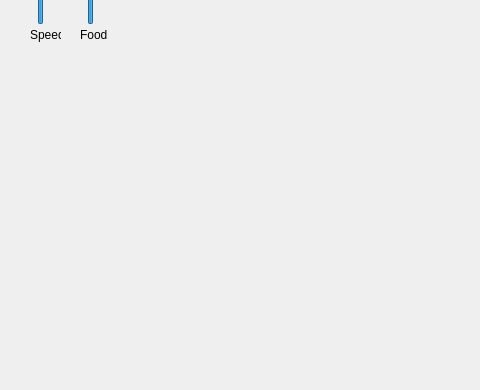
First picture: the form in examples/Snake/snake.ui, repository KROIA/Neural-net, before the edit; both pictures show x 0 to 480 and y 425 to 815 of the 1279 by 815 pixel window.
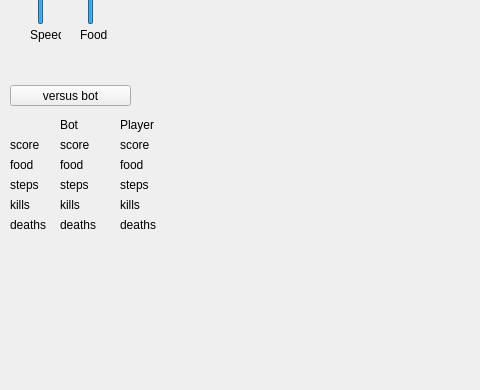
Second picture: the form after the edit.

Patch:
```diff
--- a/examples/Snake/snake.ui
+++ b/examples/Snake/snake.ui
@@ -320,6 +320,240 @@
      <string>Gen per Sec.</string>
     </property>
    </widget>
+   <widget class="QLabel" name="label_5">
+    <property name="geometry">
+     <rect>
+      <x>60</x>
+      <y>540</y>
+      <width>47</width>
+      <height>20</height>
+     </rect>
+    </property>
+    <property name="text">
+     <string>Bot</string>
+    </property>
+   </widget>
+   <widget class="QLabel" name="label_6">
+    <property name="geometry">
+     <rect>
+      <x>120</x>
+      <y>540</y>
+      <width>47</width>
+      <height>20</height>
+     </rect>
+    </property>
+    <property name="text">
+     <string>Player</string>
+    </property>
+   </widget>
+   <widget class="QLabel" name="label_7">
+    <property name="geometry">
+     <rect>
+      <x>10</x>
+      <y>580</y>
+      <width>41</width>
+      <height>20</height>
+     </rect>
+    </property>
+    <property name="text">
+     <string>food</string>
+    </property>
+   </widget>
+   <widget class="QLabel" name="label_8">
+    <property name="geometry">
+     <rect>
+      <x>10</x>
+      <y>600</y>
+      <width>41</width>
+      <height>20</height>
+     </rect>
+    </property>
+    <property name="text">
+     <string>steps</string>
+    </property>
+   </widget>
+   <widget class="QLabel" name="label_9">
+    <property name="geometry">
+     <rect>
+      <x>10</x>
+      <y>640</y>
+      <width>41</width>
+      <height>20</height>
+     </rect>
+    </property>
+    <property name="text">
+     <string>deaths</string>
+    </property>
+   </widget>
+   <widget class="QLabel" name="label_10">
+    <property name="geometry">
+     <rect>
+      <x>10</x>
+      <y>620</y>
+      <width>41</width>
+      <height>20</height>
+     </rect>
+    </property>
+    <property name="text">
+     <string>kills</string>
+    </property>
+   </widget>
+   <widget class="QLabel" name="botKills_label">
+    <property name="geometry">
+     <rect>
+      <x>60</x>
+      <y>620</y>
+      <width>41</width>
+      <height>20</height>
+     </rect>
+    </property>
+    <property name="text">
+     <string>kills</string>
+    </property>
+   </widget>
+   <widget class="QLabel" name="botFood_label">
+    <property name="geometry">
+     <rect>
+      <x>60</x>
+      <y>580</y>
+      <width>41</width>
+      <height>20</height>
+     </rect>
+    </property>
+    <property name="text">
+     <string>food</string>
+    </property>
+   </widget>
+   <widget class="QLabel" name="botDeaths_label">
+    <property name="geometry">
+     <rect>
+      <x>60</x>
+      <y>640</y>
+      <width>41</width>
+      <height>20</height>
+     </rect>
+    </property>
+    <property name="text">
+     <string>deaths</string>
+    </property>
+   </widget>
+   <widget class="QLabel" name="botSteps_label">
+    <property name="geometry">
+     <rect>
+      <x>60</x>
+      <y>600</y>
+      <width>41</width>
+      <height>20</height>
+     </rect>
+    </property>
+    <property name="text">
+     <string>steps</string>
+    </property>
+   </widget>
+   <widget class="QLabel" name="playerKills_label">
+    <property name="geometry">
+     <rect>
+      <x>120</x>
+      <y>620</y>
+      <width>41</width>
+      <height>20</height>
+     </rect>
+    </property>
+    <property name="text">
+     <string>kills</string>
+    </property>
+   </widget>
+   <widget class="QLabel" name="playerFood_label">
+    <property name="geometry">
+     <rect>
+      <x>120</x>
+      <y>580</y>
+      <width>41</width>
+      <height>20</height>
+     </rect>
+    </property>
+    <property name="text">
+     <string>food</string>
+    </property>
+   </widget>
+   <widget class="QLabel" name="playerDeaths_label">
+    <property name="geometry">
+     <rect>
+      <x>120</x>
+      <y>640</y>
+      <width>41</width>
+      <height>20</height>
+     </rect>
+    </property>
+    <property name="text">
+     <string>deaths</string>
+    </property>
+   </widget>
+   <widget class="QLabel" name="playerSteps_label">
+    <property name="geometry">
+     <rect>
+      <x>120</x>
+      <y>600</y>
+      <width>41</width>
+      <height>20</height>
+     </rect>
+    </property>
+    <property name="text">
+     <string>steps</string>
+    </property>
+   </widget>
+   <widget class="QPushButton" name="versusBot_pushButton">
+    <property name="geometry">
+     <rect>
+      <x>10</x>
+      <y>510</y>
+      <width>121</width>
+      <height>21</height>
+     </rect>
+    </property>
+    <property name="text">
+     <string>versus bot</string>
+    </property>
+   </widget>
+   <widget class="QLabel" name="label_11">
+    <property name="geometry">
+     <rect>
+      <x>10</x>
+      <y>560</y>
+      <width>41</width>
+      <height>20</height>
+     </rect>
+    </property>
+    <property name="text">
+     <string>score</string>
+    </property>
+   </widget>
+   <widget class="QLabel" name="playerScore_label">
+    <property name="geometry">
+     <rect>
+      <x>120</x>
+      <y>560</y>
+      <width>41</width>
+      <height>20</height>
+     </rect>
+    </property>
+    <property name="text">
+     <string>score</string>
+    </property>
+   </widget>
+   <widget class="QLabel" name="botScore_label">
+    <property name="geometry">
+     <rect>
+      <x>60</x>
+      <y>560</y>
+      <width>41</width>
+      <height>20</height>
+     </rect>
+    </property>
+    <property name="text">
+     <string>score</string>
+    </property>
+   </widget>
   </widget>
   <widget class="QMenuBar" name="menuBar">
    <property name="geometry">
```
